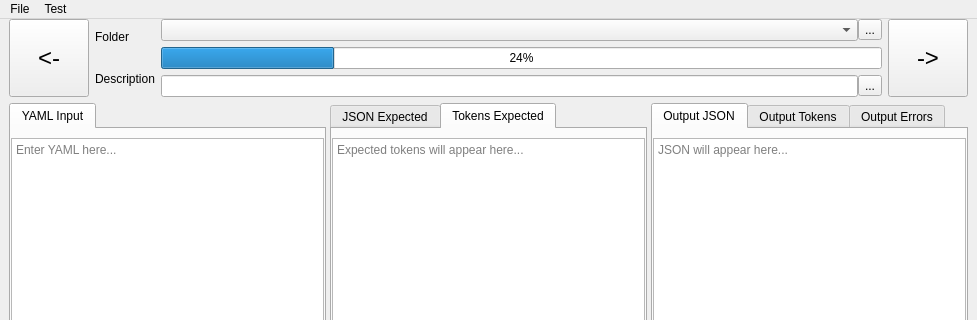
This is Examples/JsonYamlToJsonTestSuite/mainwindow.ui in g-gualeni/QtNoid2 as Qt 5 draws it before an edit; both pictures show x 0 to 977 and y 0 to 320 of the 977 by 622 pixel window. The edited form follows.
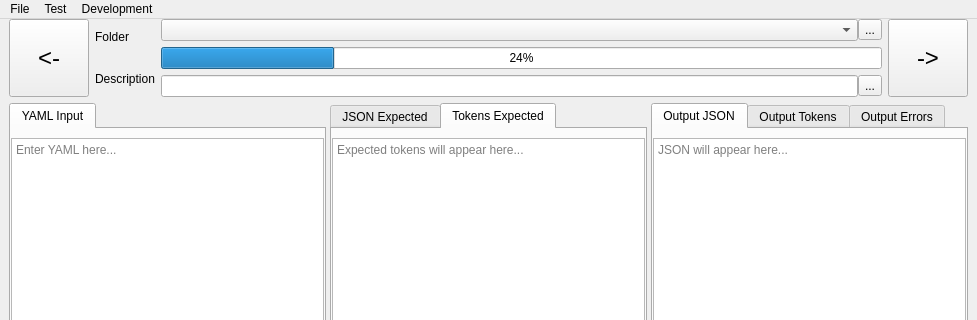
This is the edited form. Custom widgets are drawn as their Qt base class.

```diff
--- a/Examples/JsonYamlToJsonTestSuite/mainwindow.ui
+++ b/Examples/JsonYamlToJsonTestSuite/mainwindow.ui
@@ -389,8 +389,16 @@
     <addaction name="menuGenerateTestData"/>
     <addaction name="actionTestDataFolder"/>
    </widget>
+   <widget class="QMenu" name="menuDevelopment">
+    <property name="title">
+     <string>Development</string>
+    </property>
+    <addaction name="actionUpdateProjectConfigFile"/>
+    <addaction name="actionRestoreConfigFromProject"/>
+   </widget>
    <addaction name="menuFile"/>
    <addaction name="menuTest"/>
+   <addaction name="menuDevelopment"/>
   </widget>
   <widget class="QStatusBar" name="statusbar"/>
   <action name="actionLoadYAML">
```
Left out of the diff: 10 changed lines with no effect on the pictures.
